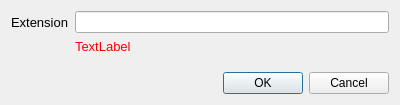
Qt form CodeEditor/ui/Setting/SettingFileAssociationExtensionDialog.ui (metaisfabien/CodeEditor) before a commit.
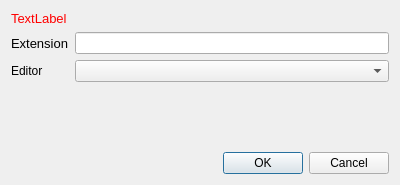
The same form after that commit.

```diff
--- a/CodeEditor/ui/Setting/SettingFileAssociationExtensionDialog.ui
+++ b/CodeEditor/ui/Setting/SettingFileAssociationExtensionDialog.ui
@@ -7,7 +7,7 @@
     <x>0</x>
     <y>0</y>
     <width>400</width>
-    <height>105</height>
+    <height>185</height>
    </rect>
   </property>
   <property name="windowTitle">
@@ -17,23 +17,7 @@
    <bool>true</bool>
   </property>
   <layout class="QGridLayout" name="gridLayout">
-   <item row="2" column="2">
-    <spacer name="verticalSpacer">
-     <property name="orientation">
-      <enum>Qt::Vertical</enum>
-     </property>
-     <property name="sizeHint" stdset="0">
-      <size>
-       <width>20</width>
-       <height>40</height>
-      </size>
-     </property>
-    </spacer>
-   </item>
-   <item row="0" column="2">
-    <widget class="QLineEdit" name="extensionLineEdit"/>
-   </item>
-   <item row="0" column="0">
+   <item row="1" column="0">
     <widget class="QLabel" name="label">
      <property name="font">
       <font>
@@ -45,7 +29,7 @@
      </property>
     </widget>
    </item>
-   <item row="3" column="2">
+   <item row="5" column="2">
     <widget class="QDialogButtonBox" name="buttonBox">
      <property name="orientation">
       <enum>Qt::Horizontal</enum>
@@ -55,7 +39,14 @@
      </property>
     </widget>
    </item>
-   <item row="1" column="2">
+   <item row="3" column="0">
+    <widget class="QLabel" name="label_2">
+     <property name="text">
+      <string>Editor</string>
+     </property>
+    </widget>
+   </item>
+   <item row="0" column="0">
     <widget class="QLabel" name="extensionErrorLabel">
      <property name="palette">
       <palette>
@@ -482,6 +473,25 @@
      </property>
     </widget>
    </item>
+   <item row="4" column="1">
+    <spacer name="verticalSpacer">
+     <property name="orientation">
+      <enum>Qt::Vertical</enum>
+     </property>
+     <property name="sizeHint" stdset="0">
+      <size>
+       <width>20</width>
+       <height>40</height>
+      </size>
+     </property>
+    </spacer>
+   </item>
+   <item row="1" column="1" colspan="2">
+    <widget class="QLineEdit" name="extensionLineEdit"/>
+   </item>
+   <item row="3" column="1" colspan="2">
+    <widget class="QComboBox" name="comboBox"/>
+   </item>
   </layout>
  </widget>
  <resources/>
```
